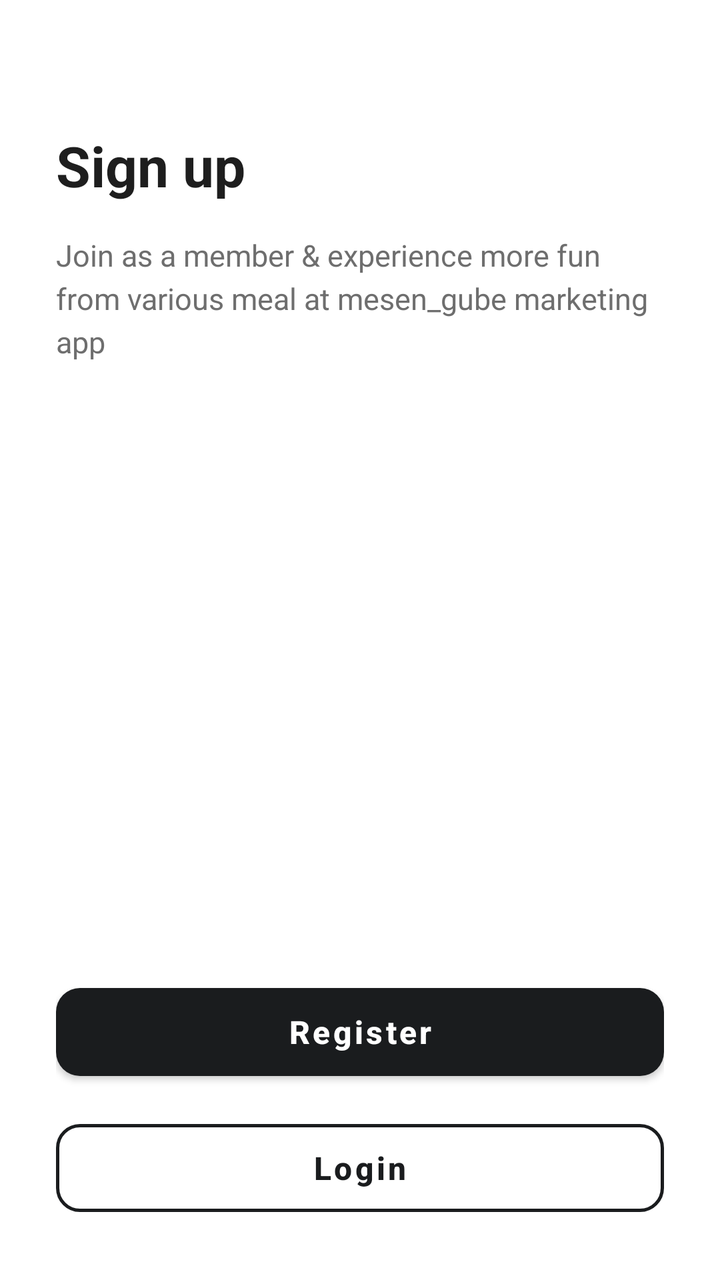
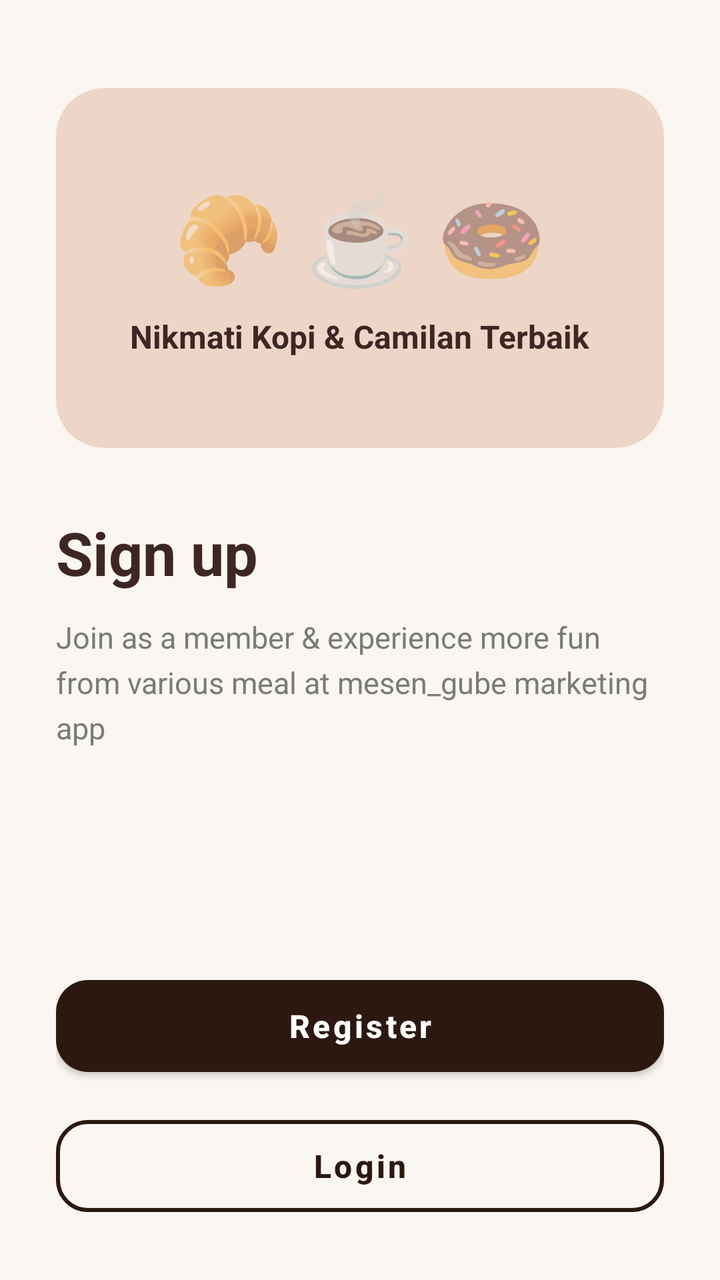

Compare the two renders of this Android layout. The source of the first and the diff that turns it into the second are given below.
<!-- AndroidManifest.xml: application theme Theme.MaterialComponents.DayNight.NoActionBar -->
<!-- res/layout/activity_sign_up.xml -->
<?xml version="1.0" encoding="utf-8"?>
<LinearLayout xmlns:android="http://schemas.android.com/apk/res/android"
    xmlns:app="http://schemas.android.com/apk/res-auto"
    android:layout_width="match_parent"
    android:layout_height="match_parent"
    android:background="@color/white"
    android:orientation="vertical"
    android:padding="28dp">

    <TextView
        android:layout_width="wrap_content"
        android:layout_height="wrap_content"
        android:layout_marginTop="36dp"
        android:text="Sign up"
        android:textColor="@color/text_primary"
        android:textSize="28sp"
        android:textStyle="bold" />

    <TextView
        android:layout_width="match_parent"
        android:layout_height="wrap_content"
        android:layout_marginTop="16dp"
        android:lineSpacingExtra="4dp"
        android:text="Join as a member &amp; experience more fun from various meal at mesen_gube marketing app"
        android:textColor="@color/text_secondary"
        android:textSize="15sp" />

    <Space
        android:layout_width="match_parent"
        android:layout_height="0dp"
        android:layout_weight="1" />

    <com.google.android.material.button.MaterialButton
        android:id="@+id/btnGoRegister"
        android:layout_width="match_parent"
        android:layout_height="56dp"
        android:layout_marginBottom="12dp"
        android:text="Register"
        android:textAllCaps="false"
        android:textColor="@color/white"
        android:textSize="16sp"
        android:textStyle="bold"
        app:backgroundTint="@color/dark_button"
        app:cornerRadius="12dp" />

    <com.google.android.material.button.MaterialButton
        android:id="@+id/btnGoLogin"
        style="@style/Widget.MaterialComponents.Button.OutlinedButton"
        android:layout_width="match_parent"
        android:layout_height="56dp"
        android:text="Login"
        android:textAllCaps="false"
        android:textColor="@color/dark_button"
        android:textSize="16sp"
        android:textStyle="bold"
        app:cornerRadius="12dp"
        app:strokeColor="@color/dark_button"
        app:strokeWidth="1.5dp" />

</LinearLayout>
<!-- resources referenced by this layout -->
<resources>
  <color name="dark_button">#FF1A1C1E</color>
  <color name="text_primary">#FF1E1E1E</color>
  <color name="text_secondary">#FF6E6E6E</color>
  <color name="white">#FFFFFFFF</color>
</resources>

<!-- the commit's change to res/layout/activity_sign_up.xml (unified diff, before → after) -->
@@ -3,24 +3,57 @@
     xmlns:app="http://schemas.android.com/apk/res-auto"
     android:layout_width="match_parent"
     android:layout_height="match_parent"
-    android:background="@color/white"
+    android:background="@color/bg_soft"
     android:orientation="vertical"
     android:padding="28dp">
+
+    
+    <com.google.android.material.card.MaterialCardView
+        android:layout_width="match_parent"
+        android:layout_height="180dp"
+        android:layout_marginTop="16dp"
+        app:cardBackgroundColor="@color/coffee_cream"
+        app:cardCornerRadius="24dp"
+        app:cardElevation="0dp">
+
+        <LinearLayout
+            android:layout_width="match_parent"
+            android:layout_height="match_parent"
+            android:gravity="center"
+            android:orientation="vertical"
+            android:padding="20dp">
+
+            <TextView
+                android:layout_width="wrap_content"
+                android:layout_height="wrap_content"
+                android:text="🥐 ☕ 🍩"
+                android:textSize="44sp" />
+
+            <TextView
+                android:layout_width="wrap_content"
+                android:layout_height="wrap_content"
+                android:layout_marginTop="10dp"
+                android:text="Nikmati Kopi &amp; Camilan Terbaik"
+                android:textColor="@color/coffee_dark"
+                android:textSize="16sp"
+                android:textStyle="bold" />
+        </LinearLayout>
+    </com.google.android.material.card.MaterialCardView>
 
     <TextView
         android:layout_width="wrap_content"
         android:layout_height="wrap_content"
-        android:layout_marginTop="36dp"
+        android:layout_marginTop="32dp"
         android:text="Sign up"
-        android:textColor="@color/text_primary"
-        android:textSize="28sp"
+        android:textColor="@color/coffee_dark"
+        android:textSize="30sp"
         android:textStyle="bold" />
 
     <TextView
         android:layout_width="match_parent"
         android:layout_height="wrap_content"
-        android:layout_marginTop="16dp"
-        android:lineSpacingExtra="4dp"
+        android:layout_marginTop="12dp"
+        android:lineSpacingExtra="5dp"
         android:text="Join as a member &amp; experience more fun from various meal at mesen_gube marketing app"
         android:textColor="@color/text_secondary"
         android:textSize="15sp" />
@@ -33,7 +66,7 @@
     <com.google.android.material.button.MaterialButton
         android:id="@+id/btnGoRegister"
         android:layout_width="match_parent"
-        android:layout_height="56dp"
+        android:layout_height="58dp"
         android:layout_marginBottom="12dp"
         android:text="Register"
         android:textAllCaps="false"
@@ -41,20 +74,20 @@
         android:textSize="16sp"
         android:textStyle="bold"
         app:backgroundTint="@color/dark_button"
-        app:cornerRadius="12dp" />
+        app:cornerRadius="16dp" />
 
     <com.google.android.material.button.MaterialButton
         android:id="@+id/btnGoLogin"
         style="@style/Widget.MaterialComponents.Button.OutlinedButton"
         android:layout_width="match_parent"
-        android:layout_height="56dp"
+        android:layout_height="58dp"
         android:text="Login"
         android:textAllCaps="false"
         android:textColor="@color/dark_button"
         android:textSize="16sp"
         android:textStyle="bold"
-        app:cornerRadius="12dp"
+        app:cornerRadius="16dp"
         app:strokeColor="@color/dark_button"
-        app:strokeWidth="1.5dp" />
+        app:strokeWidth="2dp" />
 
 </LinearLayout>
<!-- resource entries referenced after the edit -->
@@ -1,8 +1,10 @@
 <!-- resources referenced by this layout -->
 <resources>
-  <color name="dark_button">#FF1A1C1E</color>
-  <color name="text_primary">#FF1E1E1E</color>
-  <color name="text_secondary">#FF6E6E6E</color>
+  <color name="bg_soft">#FFFAF6F2</color>
+  <color name="coffee_cream">#FFEDD6C8</color>
+  <color name="coffee_dark">#FF3E2723</color>
+  <color name="dark_button">#FF2C1810</color>
+  <color name="text_secondary">#FF7A7A7A</color>
   <color name="white">#FFFFFFFF</color>
 </resources>
 
